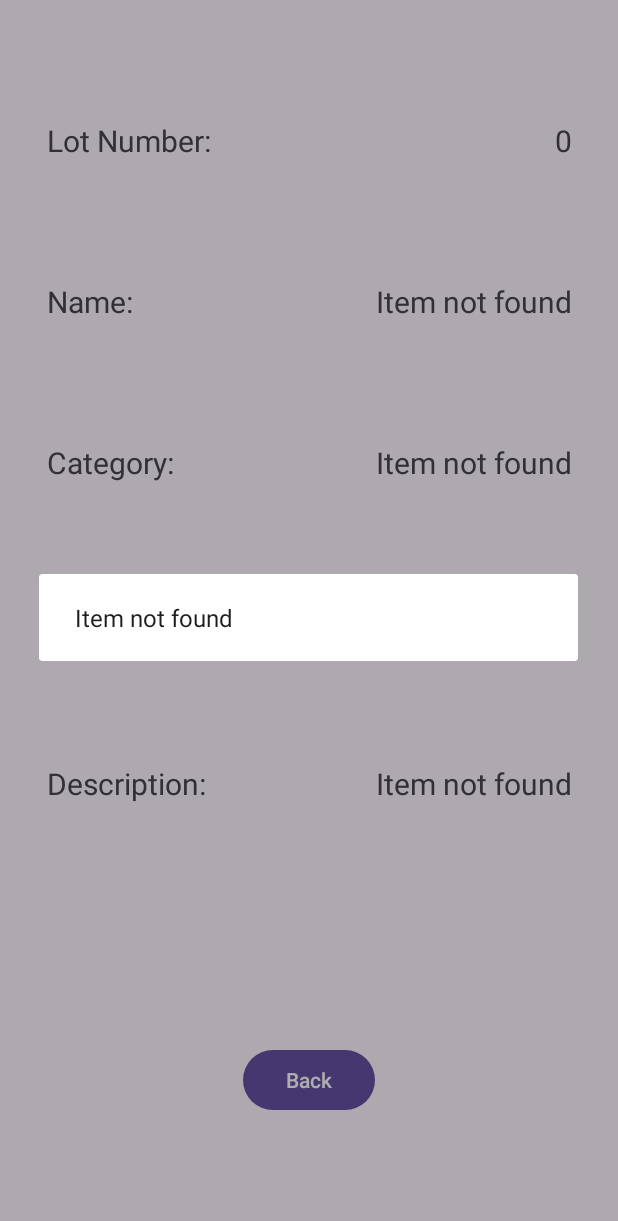
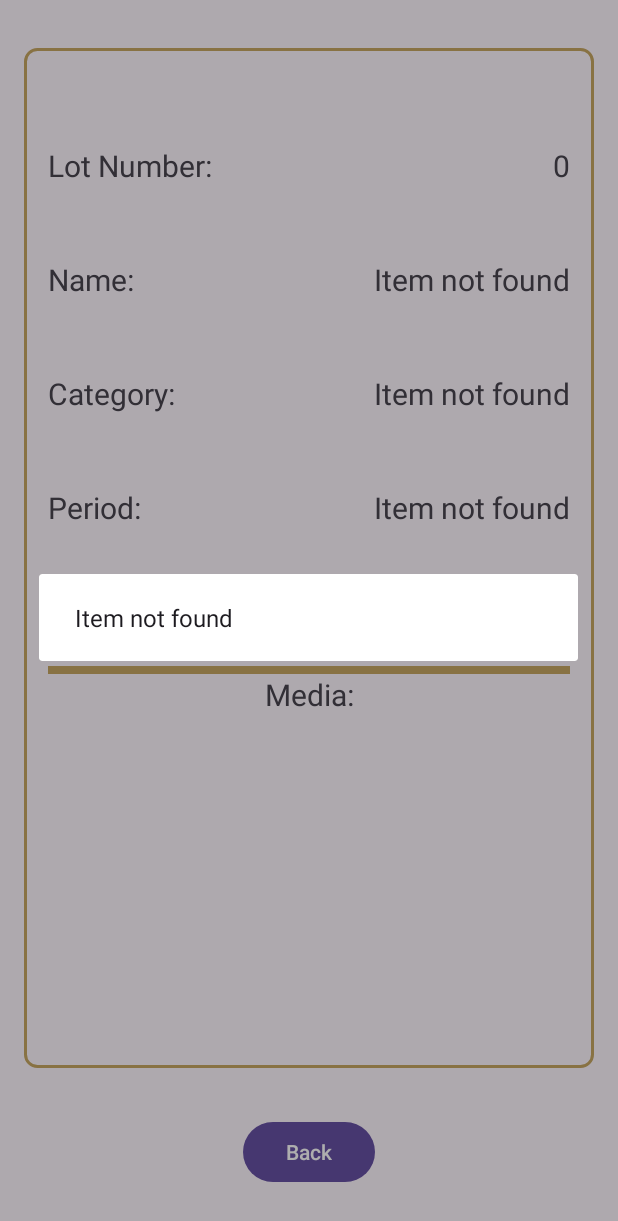
Before and after one commit to AlexanderCaza/b07Group2, an Android app: the ItemDetailedView screen opened directly, with no data from a screen before it, on a phone screen of 412 x 824 dp. Shown: the top 1221 px of the screen. Run offline under Robolectric (Android 15) with nearby library versions, the phone set to English and light mode, and no system bars; our stand-ins replace Firebase (no records; nobody signed in at launch, a user with empty details on screens opened directly), Picasso; pictures from the network do not load.

Commit message:
feat: Showing pictures got added and design changed

```diff
--- a/TAAMApp/app/build.gradle.kts
+++ b/TAAMApp/app/build.gradle.kts
@@ -47,6 +47,7 @@ dependencies {
     implementation(libs.legacy.support.v4)
     implementation(libs.recyclerview)
     implementation("org.apache.commons:commons-lang3:3.15.0")
+    implementation("com.squareup.picasso:picasso:2.71828")
     testImplementation(libs.junit)
     testImplementation("org.mockito:mockito-inline:3.12.4")
     testImplementation("org.mockito:mockito-junit-jupiter:3.12.4")
--- a/TAAMApp/app/src/main/java/com/b07group2/taamapp/ItemDetailedPresenter.java
+++ b/TAAMApp/app/src/main/java/com/b07group2/taamapp/ItemDetailedPresenter.java
@@ -2,16 +2,8 @@ package com.b07group2.taamapp;
 
 import android.net.Uri;
 
-import com.google.android.gms.tasks.OnCompleteListener;
-import com.google.android.gms.tasks.Task;
-import com.google.firebase.storage.FileDownloadTask;
-import com.google.firebase.storage.StorageReference;
-
-import java.io.File;
-import java.lang.reflect.Array;
 import java.util.ArrayList;
 import java.util.List;
-import java.util.Objects;
 
 public class ItemDetailedPresenter {
     ItemDetailedView view;
@@ -62,16 +54,18 @@ public class ItemDetailedPresenter {
                 res =view.setInformation(lot, name, category, period, description);
             }
 
+            // if No media is present
+            if (item.getMedia() == null) {
+                view.setNoMedia();
+                return;
+            }
+
             // Show media
             if(item.getMedia() != null) {
                 List<Uri> files = ItemCollection.mediaToUri(item.getMedia());
 
                 for (Uri file : files) {
-                    if (file.toString().endsWith(".jpg") || file.toString().endsWith(".png")) {
-                        view.addPicture(new File(Objects.requireNonNull(file.getPath())));
-                    } else if (file.toString().endsWith(".mp4")) {
-                        view.addVideo(new File(Objects.requireNonNull(file.getPath())));
-                    }
+                    view.addPicture(file.toString());
                 }
             }
         });
--- a/TAAMApp/app/src/main/java/com/b07group2/taamapp/ItemDetailedView.java
+++ b/TAAMApp/app/src/main/java/com/b07group2/taamapp/ItemDetailedView.java
@@ -1,7 +1,5 @@
 package com.b07group2.taamapp;
 
-import android.graphics.Bitmap;
-import android.graphics.BitmapFactory;
 import android.net.Uri;
 import android.os.Bundle;
 import android.util.Log;
@@ -14,12 +12,16 @@ import android.widget.VideoView;
 import androidx.activity.EdgeToEdge;
 import androidx.appcompat.app.AlertDialog;
 import androidx.appcompat.app.AppCompatActivity;
+import androidx.constraintlayout.widget.ConstraintLayout;
+import androidx.constraintlayout.widget.ConstraintSet;
 
-import java.io.File;
+import com.squareup.picasso.Picasso;
+
 import java.util.Locale;
 
 public class ItemDetailedView extends AppCompatActivity {
     TextView lot_text, name_text, category_text, period_text, description_text;
+    TextView media_label;
     LinearLayout media_layout;
     Button back_button;
 
@@ -42,6 +44,7 @@ public class ItemDetailedView extends AppCompatActivity {
 
         // We can have several files (both picture and video)
         media_layout = (LinearLayout) findViewById(R.id.item_files_layout);
+        media_label = (TextView) findViewById(R.id.item_media_label);
 
         back_button = (Button) findViewById(R.id.item_back_button);
         back_button.setOnClickListener(v -> finish());
@@ -68,11 +71,11 @@ public class ItemDetailedView extends AppCompatActivity {
         }
     }
 
-    public void addPicture(File file) {
+    public void addPicture(String link) {
         try {
             ImageView imageView = new ImageView(this);
-            Bitmap bitmap = BitmapFactory.decodeFile(file.getAbsolutePath());
-            imageView.setImageBitmap(bitmap);
+            Picasso.get().load(link).into(imageView);
+            Log.w("ItemDetailedView", "Picture: " + link);
             media_layout.addView(imageView);
         }
         catch (Exception e){
@@ -81,16 +84,33 @@ public class ItemDetailedView extends AppCompatActivity {
         }
     }
 
-    public void addVideo(File file) {
+    public void addVideo(String link) {
         try {
             VideoView videoView = new VideoView(this);
-            videoView.setVideoURI(Uri.parse(file.getAbsolutePath()));
+            videoView.setVideoURI(Uri.parse(link));
+            Log.w("ItemDetailedView", "Video: " + link);
             media_layout.addView(videoView);
         }
         catch (Exception e){
             // log the error
             Log.e("ItemDetailedView", "Error adding video: " + e.getMessage());
         }
+    }
+
+    public void setNoMedia(){
+        media_label.setText(R.string.item_no_media_label);
+
+        ConstraintLayout constraintLayout = findViewById(R.id.item_inner_constraint);
+        ConstraintSet constraintSet = new ConstraintSet();
+
+        constraintSet.clone(constraintLayout);
+
+        // remove app:layout_constraintEnd_toEndOf="parent" from item_media_label
+        constraintSet.clear(R.id.item_media_label, ConstraintSet.END);
+
+        // apply changes
+        constraintSet.applyTo(constraintLayout);
+
     }
 
     public void showWarning(String message) {
--- /dev/null
+++ b/TAAMApp/app/src/main/res/drawable/item_border.xml
@@ -0,0 +1,8 @@
+<!-- res/drawable/border.xml -->
+<shape xmlns:android="http://schemas.android.com/apk/res/android">
+    <solid android:color="@android:color/transparent" />
+    <stroke
+        android:width="2dp"
+        android:color="#C7A762"/> <!-- Change color to your desired border color -->
+    <corners android:radius="8dp"/> <!-- Adjust the corner radius as needed -->
+</shape>
--- a/TAAMApp/app/src/main/res/layout/activity_item_detailed_view.xml
+++ b/TAAMApp/app/src/main/res/layout/activity_item_detailed_view.xml
@@ -7,6 +7,28 @@
     android:layout_height="match_parent"
     tools:context="ItemDetailedView">
 
+    <androidx.core.widget.NestedScrollView
+        android:id="@+id/item_scroll_view"
+        android:layout_width="match_parent"
+        android:layout_height="0dp"
+        android:layout_marginStart="16dp"
+        android:layout_marginTop="32dp"
+        android:layout_marginEnd="16dp"
+        android:layout_marginBottom="32dp"
+        android:background="@drawable/item_border"
+        android:padding="16dp"
+        android:scrollbars="vertical"
+        app:barrierMargin="1dp"
+        app:layout_constraintBottom_toTopOf="@+id/item_back_button"
+        app:layout_constraintEnd_toEndOf="parent"
+        app:layout_constraintStart_toStartOf="parent"
+        app:layout_constraintTop_toTopOf="parent">
+
+        <androidx.constraintlayout.widget.ConstraintLayout
+            android:id="@+id/item_inner_constraint"
+            android:layout_width="match_parent"
+            android:layout_height="match_parent">
+
 
             <TextView
                 android:id="@+id/lot_number_label"
@@ -15,7 +37,7 @@
                 android:text="@string/lot_number_label"
                 android:textSize="20sp"
                 app:layout_constraintBottom_toTopOf="@+id/item_name_label"
-        app:layout_constraintStart_toStartOf="@+id/item_files_layout"
+                app:layout_constraintStart_toStartOf="parent"
                 app:layout_constraintTop_toTopOf="parent" />
 
             <TextView
@@ -24,7 +46,7 @@
                 android:layout_height="wrap_content"
                 android:text="TextView"
                 android:textSize="20sp"
-        app:layout_constraintEnd_toEndOf="@+id/item_files_layout"
+                app:layout_constraintEnd_toEndOf="parent"
                 app:layout_constraintTop_toTopOf="@+id/lot_number_label" />
 
             <TextView
@@ -34,7 +56,7 @@
                 android:text="@string/item_name_label"
                 android:textSize="20sp"
                 app:layout_constraintBottom_toTopOf="@+id/item_category_label"
-        app:layout_constraintStart_toStartOf="@+id/item_files_layout"
+                app:layout_constraintStart_toStartOf="parent"
                 app:layout_constraintTop_toBottomOf="@+id/lot_number_label" />
 
             <TextView
@@ -43,7 +65,7 @@
                 android:layout_height="wrap_content"
                 android:text="TextView"
                 android:textSize="20sp"
-        app:layout_constraintEnd_toEndOf="@+id/item_files_layout"
+                app:layout_constraintEnd_toEndOf="parent"
                 app:layout_constraintTop_toTopOf="@+id/item_name_label" />
 
             <TextView
@@ -53,7 +75,7 @@
                 android:text="@string/item_category_label"
                 android:textSize="20sp"
                 app:layout_constraintBottom_toTopOf="@+id/item_period_label"
-        app:layout_constraintStart_toStartOf="@+id/item_files_layout"
+                app:layout_constraintStart_toStartOf="parent"
                 app:layout_constraintTop_toBottomOf="@+id/item_name_label" />
 
             <TextView
@@ -62,7 +84,7 @@
                 android:layout_height="wrap_content"
                 android:text="TextView"
                 android:textSize="20sp"
-        app:layout_constraintEnd_toEndOf="@+id/item_files_layout"
+                app:layout_constraintEnd_toEndOf="parent"
                 app:layout_constraintTop_toTopOf="@+id/item_category_label" />
 
             <TextView
@@ -72,7 +94,7 @@
                 android:text="@string/item_period_label"
                 android:textSize="20sp"
                 app:layout_constraintBottom_toTopOf="@+id/item_description_label"
-        app:layout_constraintStart_toStartOf="@+id/item_files_layout"
+                app:layout_constraintStart_toStartOf="parent"
                 app:layout_constraintTop_toBottomOf="@+id/item_category_label" />
 
             <TextView
@@ -81,7 +103,7 @@
                 android:layout_height="wrap_content"
                 android:text="TextView"
                 android:textSize="20sp"
-        app:layout_constraintEnd_toEndOf="@+id/item_files_layout"
+                app:layout_constraintEnd_toEndOf="parent"
                 app:layout_constraintTop_toTopOf="@+id/item_period_label" />
 
             <TextView
@@ -91,7 +113,7 @@
                 android:text="@string/item_description_label"
                 android:textSize="20sp"
                 app:layout_constraintBottom_toTopOf="@+id/item_files_layout"
-        app:layout_constraintStart_toStartOf="@+id/item_files_layout"
+                app:layout_constraintStart_toStartOf="parent"
                 app:layout_constraintTop_toBottomOf="@+id/item_period_label" />
 
             <TextView
@@ -100,31 +122,56 @@
                 android:layout_height="wrap_content"
                 android:text="TextView"
                 android:textSize="20sp"
-        app:layout_constraintEnd_toEndOf="@+id/item_files_layout"
+                app:layout_constraintEnd_toEndOf="parent"
                 app:layout_constraintTop_toTopOf="@+id/item_description_label" />
+
+            <View
+                android:id="@+id/item_line_sep"
+                android:layout_width="0dp"
+                android:layout_height="5dp"
+                android:layout_marginTop="16dp"
+                android:background="#C7A762"
+                app:layout_constraintEnd_toEndOf="parent"
+                app:layout_constraintStart_toStartOf="parent"
+                app:layout_constraintTop_toBottomOf="@+id/item_description" />
+
+            <TextView
+                android:id="@+id/item_media_label"
+                android:layout_width="wrap_content"
+                android:layout_height="wrap_content"
+                android:text="@string/item_media_label"
+                android:textSize="20sp"
+                app:layout_constraintBottom_toTopOf="@+id/item_files_layout"
+                app:layout_constraintEnd_toEndOf="parent"
+                app:layout_constraintHorizontal_bias="0.5"
+                app:layout_constraintStart_toStartOf="parent"
+                app:layout_constraintTop_toBottomOf="@+id/item_line_sep" />
 
             <LinearLayout
                 android:id="@+id/item_files_layout"
-        android:layout_width="350dp"
+                android:layout_width="match_parent"
                 android:layout_height="wrap_content"
                 android:orientation="vertical"
-        app:layout_constraintBottom_toTopOf="@+id/item_back_button"
+                app:layout_constraintBottom_toBottomOf="@id/item_inner_constraint"
                 app:layout_constraintEnd_toEndOf="parent"
                 app:layout_constraintStart_toStartOf="parent"
-        app:layout_constraintTop_toBottomOf="@+id/item_description_label">
+                app:layout_constraintTop_toBottomOf="@+id/item_line_sep">
 
             </LinearLayout>
+        </androidx.constraintlayout.widget.ConstraintLayout>
+
+    </androidx.core.widget.NestedScrollView>
 
     <Button
         android:id="@+id/item_back_button"
         android:layout_width="wrap_content"
         android:layout_height="wrap_content"
+        android:layout_marginBottom="32dp"
         android:text="@string/back_button_label"
         app:layout_constraintBottom_toBottomOf="parent"
         app:layout_constraintEnd_toEndOf="parent"
         app:layout_constraintStart_toStartOf="parent"
-        app:layout_constraintTop_toBottomOf="@+id/item_files_layout" />
-
+        app:layout_constraintTop_toBottomOf="@+id/item_scroll_view" />
 
 
 </androidx.constraintlayout.widget.ConstraintLayout>
--- a/TAAMApp/app/src/main/res/values/strings.xml
+++ b/TAAMApp/app/src/main/res/values/strings.xml
@@ -12,5 +12,7 @@
     <string name="search_category_label">Category</string>
     <string name="search_period_label">Period</string>
     <string name="search_description_label">Description</string>
+    <string name="item_media_label">Media:</string>
+    <string name="item_no_media_label">Media: No media available</string>
 
 </resources>
```
Lines whose indentation alone changed are shown as unchanged.
